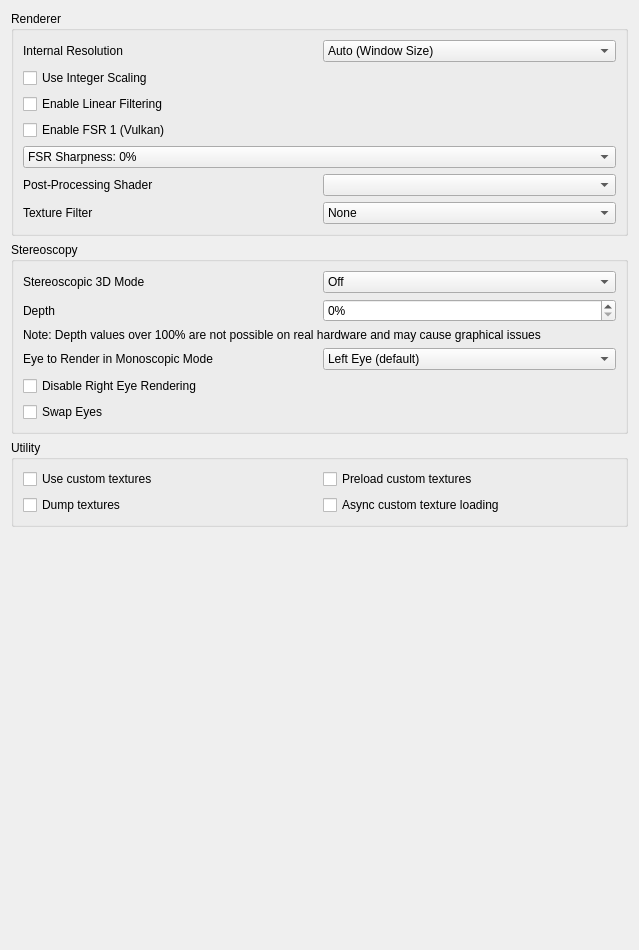
The window that src/citra_qt/configuration/configure_enhancements.ui (spark-hash/AzaharFSR) describes before a commit, drawn with Qt 5.
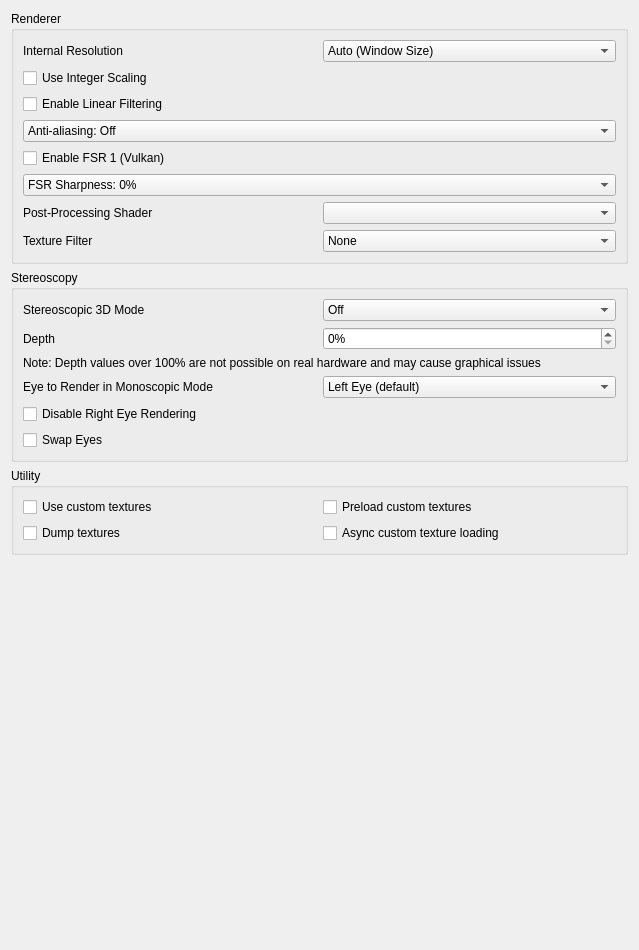
The same window after the commit.

Commit message: Add Vulkan FXAA and SMAA presentation anti-aliasing for desktop and Android

```diff
--- a/src/citra_qt/configuration/configure_enhancements.ui
+++ b/src/citra_qt/configuration/configure_enhancements.ui
@@ -164,6 +164,14 @@
         </property>
        </widget>
       </item>
+      <item>
+       <widget class="QComboBox" name="anti_aliasing">
+        <property name="toolTip"><string>Smooth edges before FSR. Requires Vulkan. FXAA is faster; SMAA preserves more detail.</string></property>
+        <item><property name="text"><string>Anti-aliasing: Off</string></property></item>
+        <item><property name="text"><string>Anti-aliasing: FXAA</string></property></item>
+        <item><property name="text"><string>Anti-aliasing: SMAA 1x (High)</string></property></item>
+       </widget>
+      </item>
       <item>
        <widget class="QCheckBox" name="toggle_fsr">
         <property name="text"><string>Enable FSR 1 (Vulkan)</string></property>
```
The commit also changes 40 other files.
